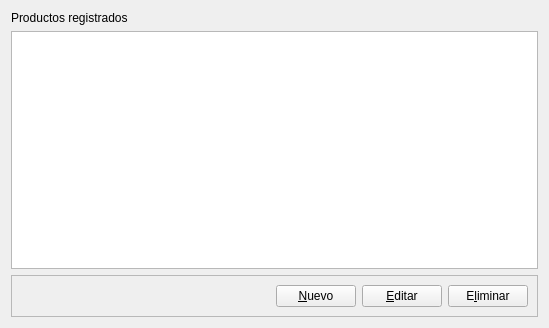
Above: nostro/admin_productos/admin_producto.ui from manuell12/CafeNostro before the change. Below: the same form after it.
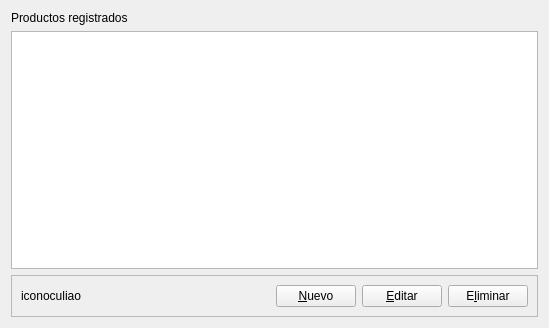
That is the form after the change.

Commit message: mostrar estado en tabla productos

Diff of the .ui file:
```diff
--- a/nostro/admin_productos/admin_producto.ui
+++ b/nostro/admin_productos/admin_producto.ui
@@ -61,6 +61,13 @@
       <enum>QFrame::Raised</enum>
      </property>
      <layout class="QHBoxLayout" name="horizontalLayout">
+      <item>
+       <widget class="QLabel" name="label_iconoculiao">
+        <property name="text">
+         <string>iconoculiao</string>
+        </property>
+       </widget>
+      </item>
       <item>
        <spacer name="horizontalSpacer">
         <property name="orientation">
```
Left out of the diff: 6 changed lines with no effect on the pictures. The commit also changes 5 other files.
